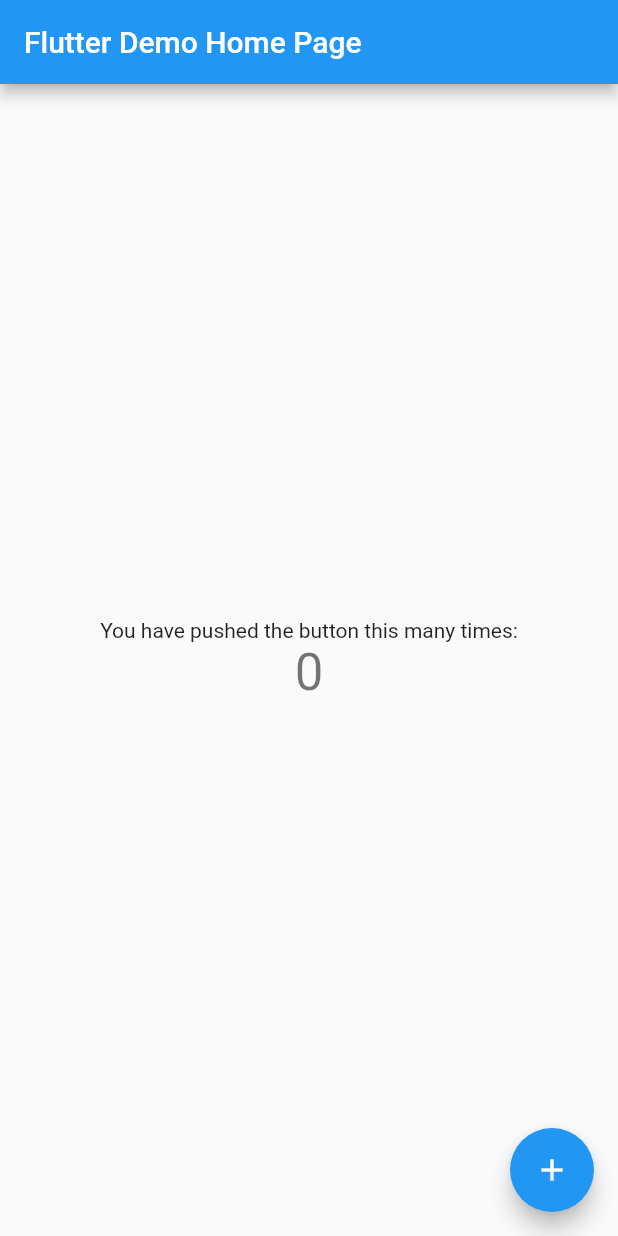
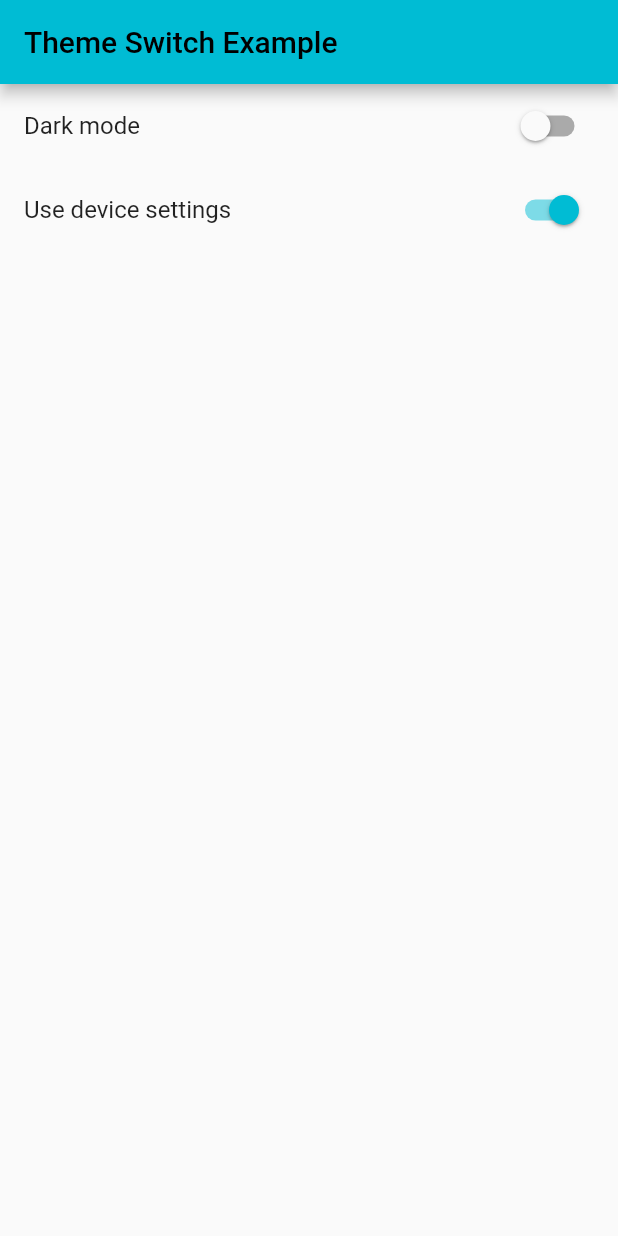
Before and after one commit to fazilkilicx/theme_switch, a Flutter app: the screen it shows after launch, on a phone screen of 412 x 824 dp. Run offline on Flutter 3.47's test engine with Material 2 defaults, Android fonts, the phone set to English and light mode, and no system bars; our stand-ins replace get, shared_preferences.

Commit message:
project_completed

```diff
--- /dev/null
+++ b/lib/config/config.dart
@@ -0,0 +1,2 @@
+export 'themes/themes.dart';
+export 'themes/theme_config.dart';
--- /dev/null
+++ b/lib/config/themes/theme_config.dart
@@ -0,0 +1,46 @@
+import 'package:flutter/material.dart';
+import 'package:get/get.dart';
+import 'package:shared_preferences/shared_preferences.dart';
+
+class ThemesController extends GetxController {
+  // The default theme is system.
+  RxString theme = 'system'.obs;
+  // Key value for theme information that we will keep in Shared Preferences.
+  final themeKey = 'theme';
+
+  @override
+  void onInit() async {
+    super.onInit();
+    final SharedPreferences prefs = await SharedPreferences.getInstance();
+    theme.value = prefs.getString(themeKey) ?? 'system';
+
+    Get.changeThemeMode(theme.value == 'light'
+        ? ThemeMode.light
+        : theme.value == 'dark'
+            ? ThemeMode.dark
+            : ThemeMode.system);
+    await prefs.setString(themeKey, theme.value);
+
+    // log
+    debugPrint('theme value: ${theme.value.toString()}');
+    debugPrint('theme prefs: ${prefs.getString(themeKey).toString()}');
+  }
+
+  changeTheme({required String whichTheme}) async {
+    final SharedPreferences prefs = await SharedPreferences.getInstance();
+    theme.value = whichTheme;
+    await prefs.setString(themeKey, whichTheme);
+
+    switch (whichTheme) {
+      case 'light':
+        Get.changeThemeMode(ThemeMode.light);
+        break;
+      case 'dark':
+        Get.changeThemeMode(ThemeMode.dark);
+        break;
+      default:
+        Get.changeThemeMode(ThemeMode.system);
+        break;
+    }
+  }
+}
--- /dev/null
+++ b/lib/config/themes/themes.dart
@@ -0,0 +1,17 @@
+import 'package:flutter/material.dart';
+
+
+class Themes {
+  static ThemeData lightTheme = ThemeData(
+    brightness: Brightness.light,
+    primarySwatch: Colors.cyan,
+  );
+
+  static ThemeData darkTheme = ThemeData(
+    brightness: Brightness.dark,
+    primarySwatch: Colors.purple,
+    appBarTheme: const AppBarTheme(
+      color: Colors.deepPurple,
+    ),
+  );
+}
--- a/lib/main.dart
+++ b/lib/main.dart
@@ -1,4 +1,7 @@
 import 'package:flutter/material.dart';
+import 'package:get/get.dart';
+
+import 'config/config.dart';
 
 void main() {
   runApp(const MyApp());
@@ -7,109 +10,53 @@ void main() {
 class MyApp extends StatelessWidget {
   const MyApp({Key? key}) : super(key: key);
 
-  // This widget is the root of your application.
   @override
   Widget build(BuildContext context) {
-    return MaterialApp(
-      title: 'Flutter Demo',
-      theme: ThemeData(
-        // This is the theme of your application.
-        //
-        // Try running your application with "flutter run". You'll see the
-        // application has a blue toolbar. Then, without quitting the app, try
-        // changing the primarySwatch below to Colors.green and then invoke
-        // "hot reload" (press "r" in the console where you ran "flutter run",
-        // or simply save your changes to "hot reload" in a Flutter IDE).
-        // Notice that the counter didn't reset back to zero; the application
-        // is not restarted.
-        primarySwatch: Colors.blue,
-      ),
-      home: const MyHomePage(title: 'Flutter Demo Home Page'),
+    // ignore: unused_local_variable
+    final themeController = Get.put(ThemesController());
+
+    return GetMaterialApp(
+      title: 'Theme Switch',
+      debugShowCheckedModeBanner: false,
+      theme: Themes.lightTheme,
+      darkTheme: Themes.darkTheme,
+      home: const HomePage(),
     );
   }
 }
 
-class MyHomePage extends StatefulWidget {
-  const MyHomePage({Key? key, required this.title}) : super(key: key);
-
-  // This widget is the home page of your application. It is stateful, meaning
-  // that it has a State object (defined below) that contains fields that affect
-  // how it looks.
-
-  // This class is the configuration for the state. It holds the values (in this
-  // case the title) provided by the parent (in this case the App widget) and
-  // used by the build method of the State. Fields in a Widget subclass are
-  // always marked "final".
-
-  final String title;
-
-  @override
-  State<MyHomePage> createState() => _MyHomePageState();
-}
-
-class _MyHomePageState extends State<MyHomePage> {
-  int _counter = 0;
-
-  void _incrementCounter() {
-    setState(() {
-      // This call to setState tells the Flutter framework that something has
-      // changed in this State, which causes it to rerun the build method below
-      // so that the display can reflect the updated values. If we changed
-      // _counter without calling setState(), then the build method would not be
-      // called again, and so nothing would appear to happen.
-      _counter++;
-    });
-  }
+class HomePage extends StatelessWidget {
+  const HomePage({Key? key}) : super(key: key);
 
   @override
   Widget build(BuildContext context) {
-    // This method is rerun every time setState is called, for instance as done
-    // by the _incrementCounter method above.
-    //
-    // The Flutter framework has been optimized to make rerunning build methods
-    // fast, so that you can just rebuild anything that needs updating rather
-    // than having to individually change instances of widgets.
+    final themeController = Get.find<ThemesController>();
     return Scaffold(
       appBar: AppBar(
-        // Here we take the value from the MyHomePage object that was created by
-        // the App.build method, and use it to set our appbar title.
-        title: Text(widget.title),
+        title: const Text('Theme Switch Example'),
       ),
-      body: Center(
-        // Center is a layout widget. It takes a single child and positions it
-        // in the middle of the parent.
-        child: Column(
-          // Column is also a layout widget. It takes a list of children and
-          // arranges them vertically. By default, it sizes itself to fit its
-          // children horizontally, and tries to be as tall as its parent.
-          //
-          // Invoke "debug painting" (press "p" in the console, choose the
-          // "Toggle Debug Paint" action from the Flutter Inspector in Android
-          // Studio, or the "Toggle Debug Paint" command in Visual Studio Code)
-          // to see the wireframe for each widget.
-          //
-          // Column has various properties to control how it sizes itself and
-          // how it positions its children. Here we use mainAxisAlignment to
-          // center the children vertically; the main axis here is the vertical
-          // axis because Columns are vertical (the cross axis would be
-          // horizontal).
-          mainAxisAlignment: MainAxisAlignment.center,
-          children: <Widget>[
-            const Text(
-              'You have pushed the button this many times:',
+      body: Column(
+        children: [
+          Obx(() => SwitchListTile(
+                title: const Text('Dark mode'),
+                value: themeController.theme.value == 'dark' ? true : false,
+                onChanged: (val) {
+                  val
+                      ? themeController.changeTheme(whichTheme: 'dark')
+                      : themeController.changeTheme(whichTheme: 'light');
+                },
+              )),
+          Obx(
+            () => SwitchListTile(
+              title: const Text('Use device settings'),
+              value: themeController.theme.value == 'system' ? true : false,
+              onChanged: (val) {
+                themeController.changeTheme(whichTheme: 'system');
+              },
             ),
-            Text(
-              '$_counter',
-              style: Theme.of(context).textTheme.headline4,
-            ),
-          ],
-        ),
+          ),
+        ],
       ),
-      floatingActionButton: FloatingActionButton(
-        onPressed: _incrementCounter,
-        tooltip: 'Increment',
-        child: const Icon(Icons.add),
-      ), // This trailing comma makes auto-formatting nicer for build methods.
     );
   }
 }
```
Also changed, not shown: pubspec.yaml (line endings or trailing spaces), 3 other files.
